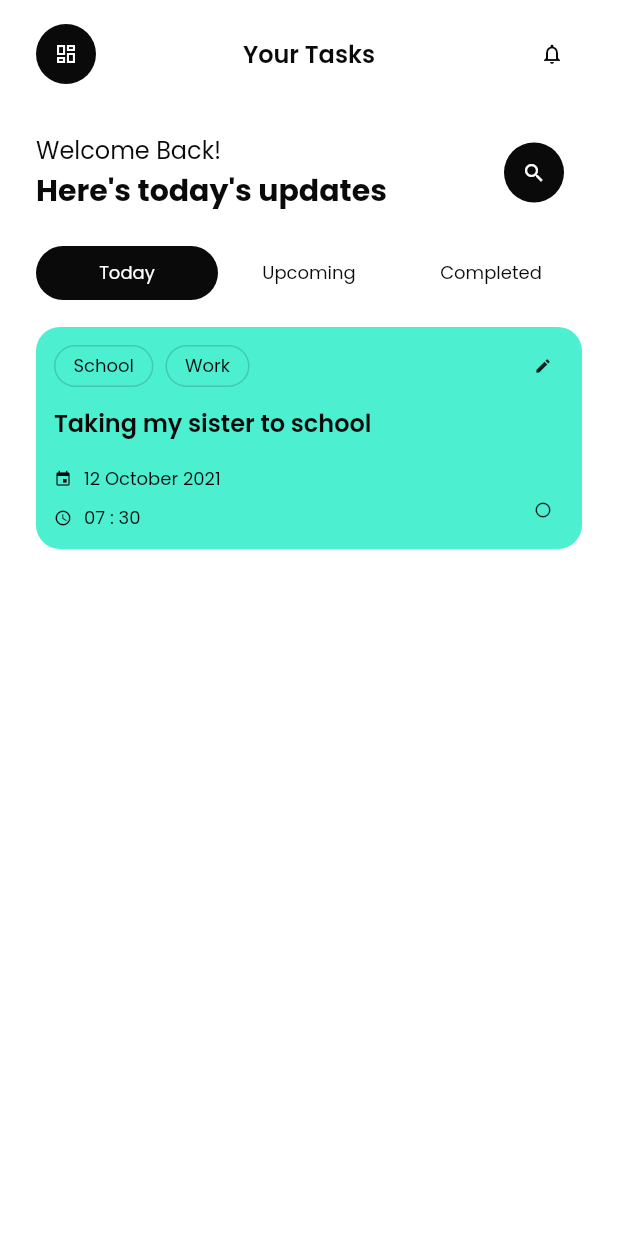
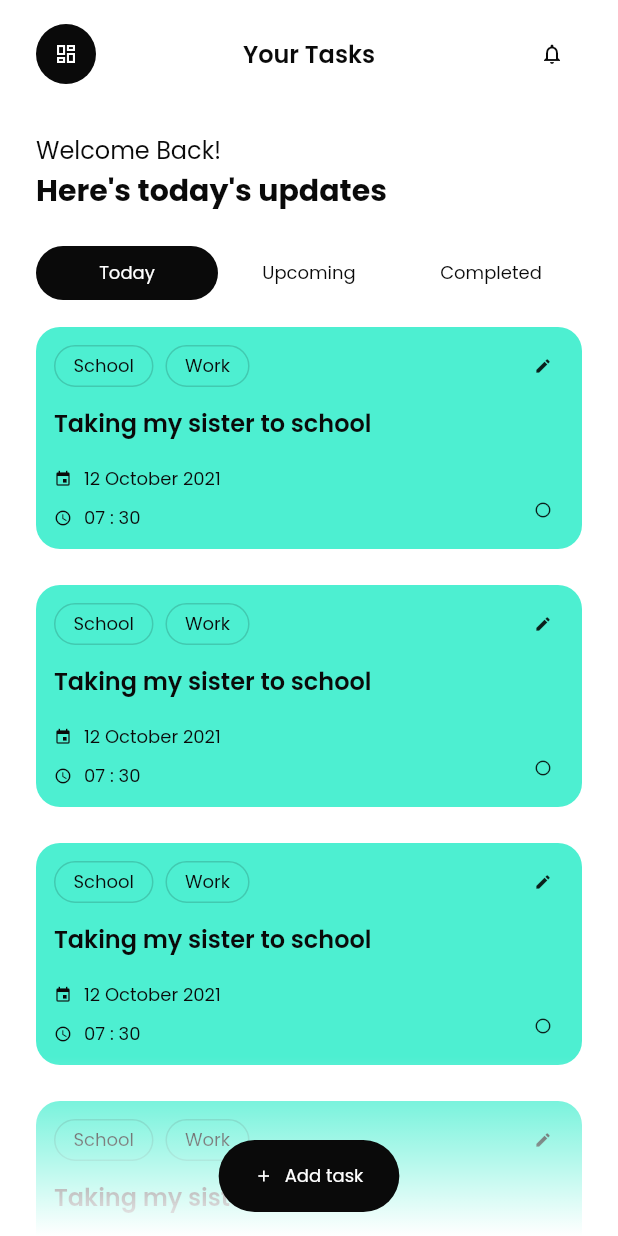
Before and after one commit to may-dusa/reminder-app, a Flutter app: the screen it shows after launch, on a phone screen of 412 x 824 dp. Run offline on Flutter 3.47's test engine with Material 2 defaults, Android fonts, the phone set to English and light mode, and no system bars; our stand-ins replace google_fonts.

Commit message:
Added FAB and gradient

```diff
--- a/lib/main.dart
+++ b/lib/main.dart
@@ -15,6 +15,9 @@ class MyApp extends StatelessWidget {
   @override
   Widget build(BuildContext context) {
     return MaterialApp(
+      theme: ThemeData(
+        floatingActionButtonTheme: fabTheme,
+      ),
       debugShowCheckedModeBanner: false,
       routes: {
         "/": (context) => const HomePage(),
@@ -68,17 +71,27 @@ class _HomePageState extends State<HomePage> {
             ],
           ),
         ),
-        body: Padding(
-          padding: const EdgeInsets.symmetric(horizontal: 24.0, vertical: 16.0),
+        floatingActionButtonLocation: FloatingActionButtonLocation.centerFloat,
+        floatingActionButton: FloatingActionButton.extended(
+          onPressed: () {},
+          icon: const Icon(
+            Icons.add,
+            size: 12,
+          ),
+          label: Text(
+            "Add task",
+            style: textTheme.bodyText2!.copyWith(color: Colors.white),
+          ),
+        ),
+        body: Stack(
+          children: [
+            Padding(
+              padding: const EdgeInsets.only(left: 24, right: 24, top: 16),
               child: Column(
                 crossAxisAlignment: CrossAxisAlignment.start,
                 mainAxisSize: MainAxisSize.min,
                 children: [
                   //======Greetings and search========
-              Row(
-                mainAxisAlignment: MainAxisAlignment.spaceBetween,
-                crossAxisAlignment: CrossAxisAlignment.center,
-                children: [
                   Column(
                     crossAxisAlignment: CrossAxisAlignment.start,
                     children: [
@@ -89,16 +102,6 @@ class _HomePageState extends State<HomePage> {
                       Text(
                         "Here's today's updates",
                         style: textTheme.headline1,
-                      ),
-                    ],
-                  ),
-                  TextButton(
-                    onPressed: () {},
-                    style: btnStyle(true, false),
-                    child: const Icon(
-                      Icons.search,
-                      size: 16.0,
-                    ),
                       ),
                     ],
                   ),
@@ -122,15 +125,16 @@ class _HomePageState extends State<HomePage> {
                               setState(() {});
                             },
                             child: Text(t),
-                        style: btnStyle(tabText.indexOf(t) == selectedInd, true)
+                            style: btnStyle(
+                                    tabText.indexOf(t) == selectedInd, true)
                                 .copyWith(
                               padding: MaterialStateProperty.all(
                                 const EdgeInsets.symmetric(
                                   vertical: 2,
                                 ),
                               ),
-                          textStyle:
-                              MaterialStateProperty.all(textTheme.bodyText2),
+                              textStyle: MaterialStateProperty.all(
+                                  textTheme.bodyText2),
                             ),
                           ),
                         ),
@@ -138,7 +142,8 @@ class _HomePageState extends State<HomePage> {
                   ),
                   Expanded(
                     child: ListView.builder(
-                  itemCount: 1,
+                      physics: const BouncingScrollPhysics(),
+                      itemCount: 5,
                       itemBuilder: (context, index) {
                         return TaskCard(
                           tags: const ["School", "Work"],
@@ -153,6 +158,25 @@ class _HomePageState extends State<HomePage> {
                 ],
               ),
             ),
+            Positioned(
+              bottom: 0,
+              child: Container(
+                height: 120,
+                width: MediaQuery.of(context).size.width,
+                decoration: BoxDecoration(
+                  gradient: LinearGradient(
+                    colors: [
+                      Colors.white,
+                      Colors.white.withAlpha(0),
+                    ],
+                    begin: Alignment.bottomCenter,
+                    end: Alignment.topCenter,
+                  ),
+                ),
+              ),
+            ),
+          ],
+        ),
       ),
     );
   }
--- a/lib/themes.dart
+++ b/lib/themes.dart
@@ -252,3 +252,14 @@ ButtonStyle btnStyle(bool isFilled, bool isText) {
     splashFactory: InkSplash.splashFactory,
   );
 }
+
+FloatingActionButtonThemeData fabTheme = FloatingActionButtonThemeData(
+    foregroundColor: Colors.white,
+    backgroundColor: colorPalette["black"]!,
+    splashColor: colorPalette["blackDark"]!,
+    elevation: 0,
+    shape: RoundedRectangleBorder(
+      borderRadius: BorderRadius.circular(24),
+    ),
+    extendedPadding: const EdgeInsets.symmetric(horizontal: 24, vertical: 2),
+    extendedTextStyle: textTheme.bodyText2!.copyWith(color: Colors.white));
```
Lines whose indentation alone changed are shown as unchanged.
